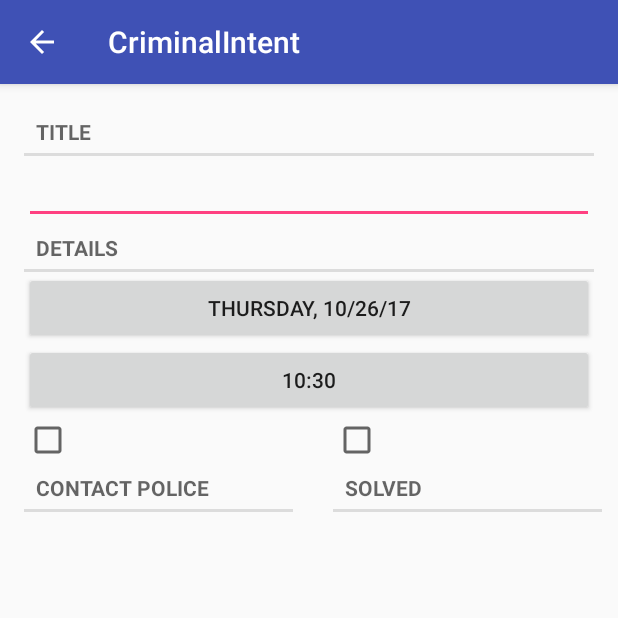
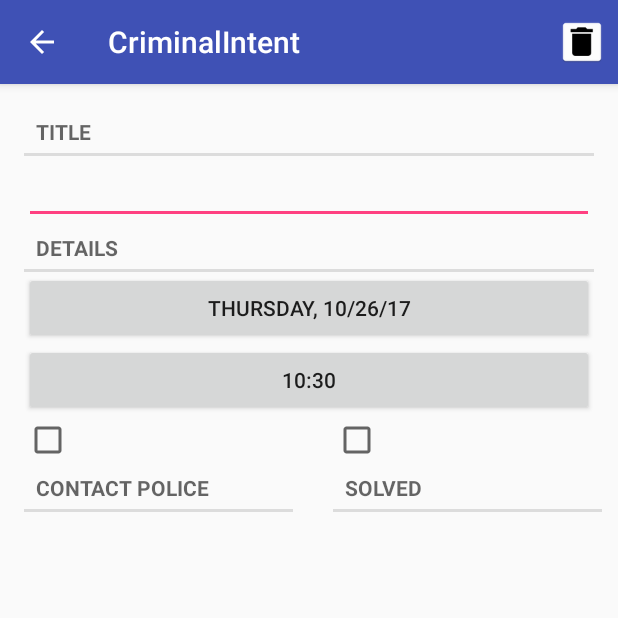
Before and after one commit to Derrek-Larson/CriminalIntent, an Android app: the CrimePagerActivity screen opened directly, with no data from a screen before it, on a phone screen of 412 x 824 dp, the top half of it. Run offline under Robolectric (Android 15) with nearby library versions, the phone set to English and light mode, and no system bars.

Commit message:
chp 13 challenge 1

```diff
--- a/app/src/main/java/com/bignerdranch/android/criminalintent/CrimeFragment.java
+++ b/app/src/main/java/com/bignerdranch/android/criminalintent/CrimeFragment.java
@@ -5,6 +5,9 @@ import android.content.Intent;
 import android.os.Bundle;
 import android.support.v4.app.FragmentManager;
 import android.util.Log;
+import android.view.Menu;
+import android.view.MenuInflater;
+import android.view.MenuItem;
 import android.widget.CompoundButton;
 import android.support.v4.app.Fragment;
 import android.text.Editable;
@@ -41,6 +44,9 @@ public class CrimeFragment extends Fragment {
     private CheckBox mSolvedCheckBox;
     private Button mTimeButton;
     private CheckBox mRequiresPoliceCBox;
+    Menu mMenu;
+    MenuInflater mMenuInflater;
+
 
     public static CrimeFragment newInstance(UUID crimeID){
         Bundle args = new Bundle();
@@ -55,8 +61,40 @@ public class CrimeFragment extends Fragment {
         super.onCreate(savedInstanceState);
         UUID crimeId = (UUID) getArguments().getSerializable(ARG_CRIME_ID);
         mCrime = CrimeLab.get(getActivity()).getCrime(crimeId);
+        setHasOptionsMenu(true);
 
     }
+    @Override
+    public void onSaveInstanceState(Bundle outState) {
+
+        outState.putSerializable(ARG_CRIME_ID, mCrime.getId());
+
+        super.onSaveInstanceState(outState);
+    }
+
+    private void deleteCrime(){
+        CrimeLab.get(getActivity()).deleteCrime(mCrime.getId());
+    }
+    @Override
+    public boolean onOptionsItemSelected(MenuItem item) {
+        switch (item.getItemId()) {
+            case R.id.delete_crime_menu:
+                deleteCrime();
+                Log.d("CrimeFragment", "ActivityDeleted");
+                getActivity().finish();
+                return true;
+            default:
+                return super.onOptionsItemSelected(item);
+        }
+    }
+
+    @Override
+    public void onCreateOptionsMenu(Menu menu, MenuInflater inflater ) {
+        super.onCreateOptionsMenu(menu, inflater);
+        inflater.inflate(R.menu.fragment_crime, menu);
+    }
+
+
     @Override
     public View onCreateView(LayoutInflater inflater, ViewGroup container, Bundle savedInstanceState) {
         View v = inflater.inflate(R.layout.fragment_crime, container, false);
--- a/app/src/main/java/com/bignerdranch/android/criminalintent/CrimeLab.java
+++ b/app/src/main/java/com/bignerdranch/android/criminalintent/CrimeLab.java
@@ -32,6 +32,7 @@ public class CrimeLab {
     public void addCrime(Crime c){
         mCrimes.put(c.getId(),c);
     }
+    public void deleteCrime(UUID c){mCrimes.remove(c);}
 
     public List<Crime> getCrimes(){
         return new ArrayList<>(mCrimes.values());
--- /dev/null
+++ b/app/src/main/res/menu/fragment_crime.xml
@@ -0,0 +1,10 @@
+<?xml version="1.0" encoding="utf-8"?>
+<menu xmlns:android="http://schemas.android.com/apk/res/android"
+      xmlns:app="http://schemas.android.com/apk/res-auto">
+    <item
+        android:title="@string/delete_crime"
+        android:id="@+id/delete_crime_menu"
+        android:icon="@mipmap/ic_delete"
+        app:showAsAction="ifRoom|withText"
+        />
+</menu>
--- a/app/src/main/res/values/strings.xml
+++ b/app/src/main/res/values/strings.xml
@@ -10,4 +10,5 @@
     <string name ="show_subtitle">Show Subtitle</string>
     <string name ="hide_subtitle">Hide Subtitle</string>
     <string name ="subtitle_format">%1$d crimes</string>
+    <string name = "delete_crime">Delete Crime</string>
 </resources>
```
Also changed, not shown: app/src/main/java/com/bignerdranch/android/criminalintent/CrimeListFragment.java (+13 -11 lines), app/src/main/ic_delete-web.png (added), app/src/main/res/mipmap-hdpi/ic_delete.png (added), app/src/main/res/mipmap-mdpi/ic_delete.png (added), app/src/main/res/mipmap-xhdpi/ic_delete.png (added), app/src/main/res/mipmap-xxhdpi/ic_delete.png (added), app/src/main/res/mipmap-xxxhdpi/ic_delete.png (added).
